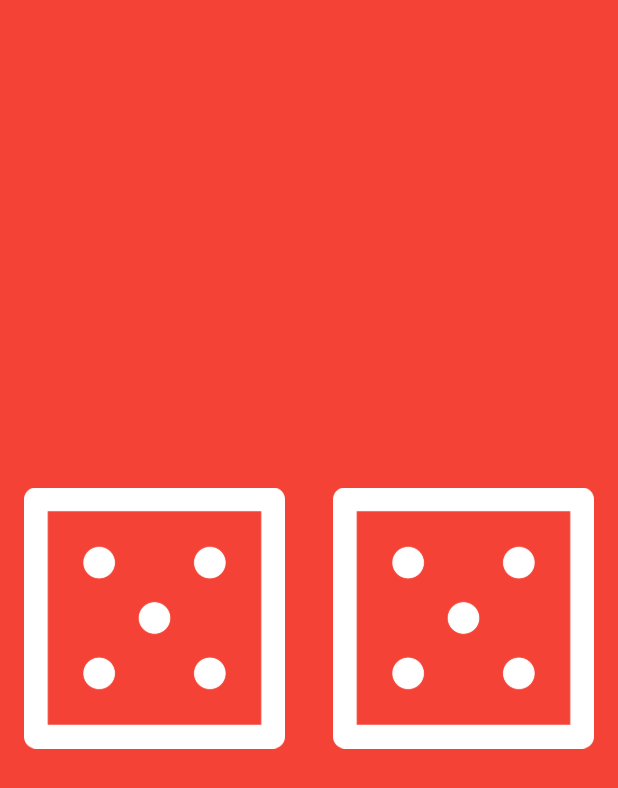
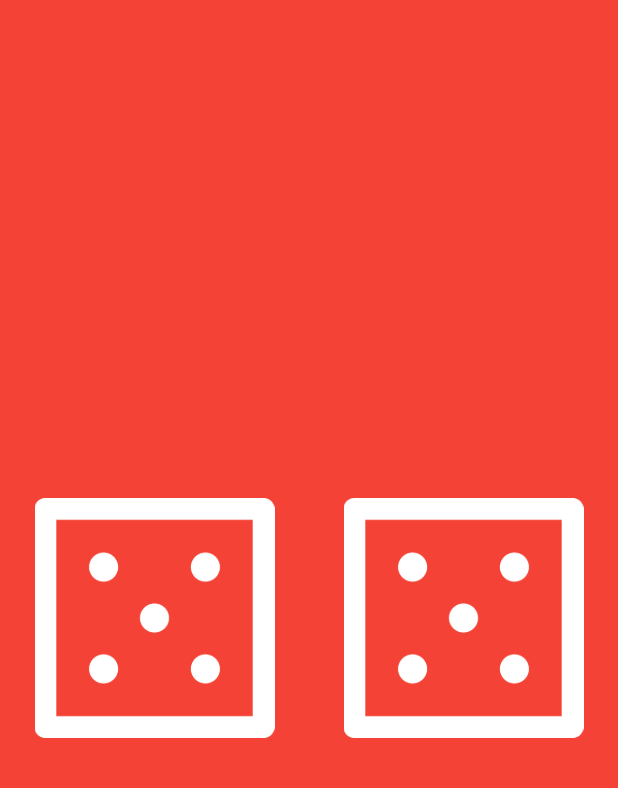
Before and after one commit to TheSciCoder3000/dicemo, a Flutter app: the screen it shows after launch, on a phone screen of 412 x 824 dp. Shown: the top 788 px of the screen. Run offline on Flutter 3.47's test engine with Material 2 defaults, Android fonts, the phone set to English and light mode, and no system bars; our stand-ins replace vibration, video_player; missing offline and left inert: shake.

Commit message:
compiling widgets

```diff
--- a/lib/main.dart
+++ b/lib/main.dart
@@ -1,5 +1,9 @@
+import 'package:dicemo/video_background.dart';
 import 'package:flutter/material.dart';
+import 'package:shake/shake.dart';
+import 'package:vibration/vibration.dart';
 import 'dart:math';
+import 'dice.dart';
 
 void main() {
   runApp(const MyApp());
@@ -27,37 +31,85 @@ class DicePage extends StatefulWidget {
 class _DicePageState extends State<DicePage> {
   int rightDice = Random().nextInt(6) + 1;
   int leftDice = Random().nextInt(6) + 1;
+  double turns = 0.0;
+  late ShakeDetector detector;
+  bool rotating = false;
+  bool lucky = false;
+
+  static const double dicePadding = 15.0;
+  static const int turningSpeed = 8;
+
+  @override
+  void initState() {
+    super.initState();
+    detector = ShakeDetector.autoStart(
+      onPhoneShake: rotateDice,
+      minimumShakeCount: 2,
+      shakeSlopTimeMS: 500,          // minimum delay between shakes
+      shakeCountResetTime: 3000,
+      shakeThresholdGravity: 3.2,
+    );
+    print('running init state');
+  }
+
+  @override
+  void dispose() {
+    detector.stopListening();
+    super.dispose();
+  }
+
 
   void getRandomDiceValues() {
     setState(() {
+      rotating = false;
       rightDice = Random().nextInt(6) + 1;
       leftDice = Random().nextInt(6) + 1;
+      lucky = leftDice == rightDice;
     });
+  }
+
+  void rotateDice() async {
+    if (rotating) return;
+    bool hasVibrator = await Vibration.hasVibrator() as bool;
+    setState(() {
+      rotating = true;
+      turns += turningSpeed;
+    });
+    if (hasVibrator) {
+      Vibration.vibrate();
+    }
   }
 
   @override
   Widget build(BuildContext context) {
     return Scaffold(
       backgroundColor: Colors.red,
-      body: SafeArea(
+      body: Stack(
+        children: [
+          VideoBackground(lucky: lucky),
+          SafeArea(
             child: Center(
               child: Row(
                 children: [
                   Expanded(
                     child: Padding(
-                  padding: const EdgeInsets.all(8.0),
-                  child: TextButton(
-                    onPressed: getRandomDiceValues,
-                    child: Image.asset('images/dice$leftDice.png')
+                      padding: const EdgeInsets.all(dicePadding),
+                      child: Dice(
+                        turns: turns,
+                        getRandomDiceValues: getRandomDiceValues,
+                        rotateDice: rotateDice,
+                        diceNum: leftDice,
                       ),
                     ),
                   ),
                   Expanded(
                     child: Padding(
-                  padding: const EdgeInsets.all(8.0),
-                  child: TextButton(
-                    onPressed: getRandomDiceValues,
-                    child: Image.asset('images/dice$rightDice.png')
+                      padding: const EdgeInsets.all(dicePadding),
+                      child: Dice(
+                        turns: turns,
+                        getRandomDiceValues: getRandomDiceValues,
+                        rotateDice: rotateDice,
+                        diceNum: rightDice,
                       ),
                     ),
                   )
@@ -65,6 +117,8 @@ class _DicePageState extends State<DicePage> {
               ),
             ),
           ),
+        ],
+      ),
     );
   }
 }
```
Lines whose indentation alone changed are shown as unchanged.
